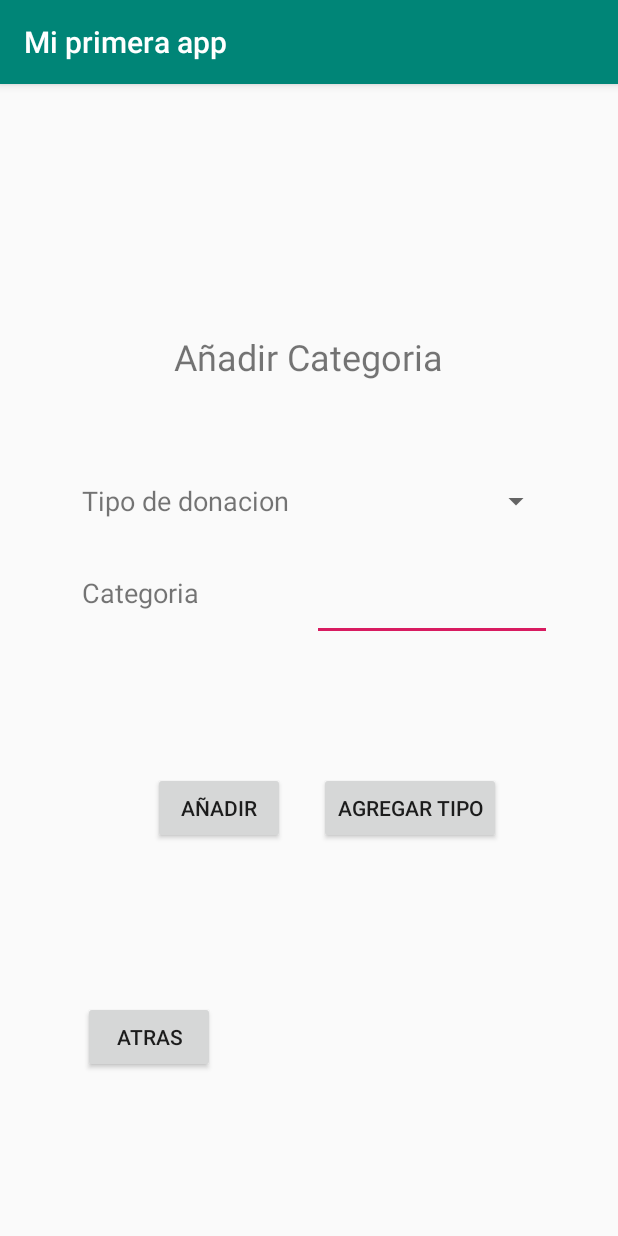
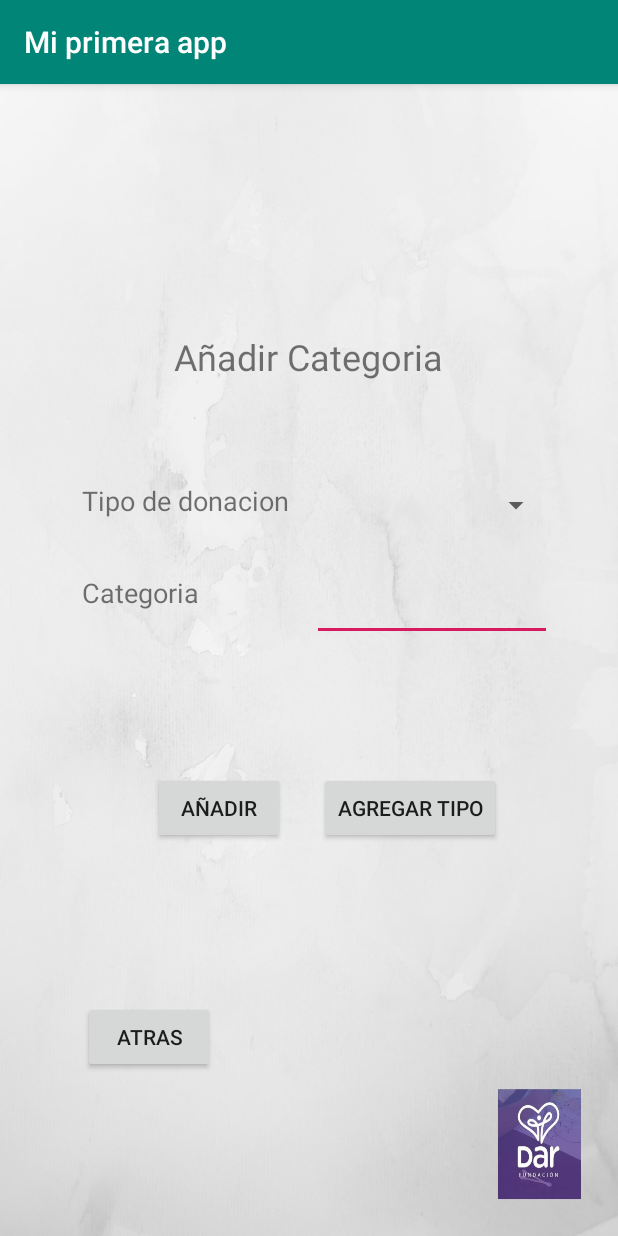
Before and after one commit to Marlon-Lindao-ZX/ProyectoArp2, an Android app: the RegistroCategorias screen opened directly, with no data from a screen before it, on a phone screen of 412 x 824 dp. Run offline under Robolectric (Android 15) with nearby library versions, the phone set to English and light mode, and no system bars.

Commit message:
Adicion fondo de pantalla

```diff
--- a/app/src/main/java/com/example/myfirstapp/RegistroCategorias.java
+++ b/app/src/main/java/com/example/myfirstapp/RegistroCategorias.java
@@ -7,6 +7,8 @@ import android.os.Bundle;
 import android.view.View;
 import android.widget.AdapterView;
 import android.widget.ArrayAdapter;
+import android.widget.Button;
+import android.widget.EditText;
 import android.widget.Spinner;
 
 import com.example.clases.Clasificacion;
@@ -23,17 +25,37 @@ public class RegistroCategorias extends AppCompatActivity {
 
         ArrayList<String> temp = Listas.getTipos();
         Spinner spinner = findViewById(R.id.spinnerACT);
-        ArrayAdapter<String> arrayAdapter = new ArrayAdapter<>(this,android.R.layout.simple_spinner_item, temp);
-        arrayAdapter.setDropDownViewResource(android.R.layout.simple_spinner_dropdown_item);
+        ArrayAdapter<String> arrayAdapter = new ArrayAdapter<>(this,android.R.layout.simple_selectable_list_item, temp);
+        arrayAdapter.setDropDownViewResource(android.R.layout.simple_selectable_list_item);
         spinner.setAdapter(arrayAdapter);
+        spinner.setEnabled(true);
+        spinner.setSelected(true);
+
+
         spinner.setOnItemSelectedListener(new AdapterView.OnItemSelectedListener() {
             @Override
             public void onItemSelected(AdapterView<?> parent, View view, int position, long id) {
                 parent.setSelection(position);
+                spinner.setSelected(true);
             }
 
             @Override
-            public void onNothingSelected(AdapterView <?> parent) {
+            public void onNothingSelected(AdapterView<?> parent) {
+            }
+        });
+
+        Button btnAdd = findViewById(R.id.buttonAddRC);
+        btnAdd.setOnClickListener(e->{
+            EditText text = findViewById(R.id.editTextRC);
+            String value = text.getText().toString();
+            String valor = (String) spinner.getSelectedItem();
+            if(valor.equals("") || valor == null || value.equals("")){
+                for(Clasificacion c: Listas.getClasificaciones()){
+                    if(c.getTipo().equals(valor) && !c.getCategorias().contains(value)){
+                        c.getCategorias().add(value);
+                        finish();
+                    }
+                }
             }
         });
     }
--- a/app/src/main/java/com/example/myfirstapp/RegistroDonaciones.java
+++ b/app/src/main/java/com/example/myfirstapp/RegistroDonaciones.java
@@ -45,17 +45,17 @@ public class RegistroDonaciones extends AppCompatActivity {
         spinner.setOnItemSelectedListener(new AdapterView.OnItemSelectedListener() {
             @Override
             public void onItemSelected(AdapterView<?> parent, View view, int position, long id) {
+
                 ArrayList<String> cat = new ArrayList<>();
                 for(Clasificacion c: Listas.getClasificaciones()){
-                    if(c.getTipo().equals(parent.getItemAtPosition(position))){
+                    if(c.getTipo().equals((String) spinner.getSelectedItem())){
                         cat.addAll(c.getCategorias());
                         break;
                     }
                 }
-                Spinner tempSpinner = findViewById(R.id.spinner_cat);
                 ArrayAdapter<String> tempAA = new ArrayAdapter<>(getParent(),android.R.layout.simple_spinner_item, cat);
                 tempAA.setDropDownViewResource(android.R.layout.simple_spinner_dropdown_item);
-                tempSpinner.setAdapter(tempAA);
+                spinner2.setAdapter(tempAA);
             }
 
             @Override
--- a/app/src/main/java/com/example/myfirstapp/RegistroUbicacion.java
+++ b/app/src/main/java/com/example/myfirstapp/RegistroUbicacion.java
@@ -30,6 +30,7 @@ public class RegistroUbicacion extends AppCompatActivity {
             @Override
             public void onItemSelected(AdapterView<?> parent, View view, int position, long id) {
 
+
             }
 
             @Override
--- a/app/src/main/res/layout-v26/activity_registro_categorias.xml
+++ b/app/src/main/res/layout-v26/activity_registro_categorias.xml
@@ -4,6 +4,7 @@
     xmlns:tools="http://schemas.android.com/tools"
     android:layout_width="match_parent"
     android:layout_height="match_parent"
+    android:background="@drawable/post2"
     tools:context=".RegistroCategorias">
 
     <TextView
@@ -63,12 +64,12 @@
     <Spinner
         android:id="@+id/spinnerACT"
         android:layout_width="155dp"
-        android:layout_height="wrap_content"
+        android:layout_height="50dp"
         android:layout_marginStart="8dp"
-        android:layout_marginLeft="8dp"
         android:layout_marginEnd="8dp"
-        android:layout_marginRight="8dp"
         android:layout_marginBottom="8dp"
+        android:spinnerMode="dropdown"
+        android:splitMotionEvents="false"
         app:layout_constraintBottom_toBottomOf="parent"
         app:layout_constraintEnd_toEndOf="parent"
         app:layout_constraintHorizontal_bias="0.85"
@@ -77,7 +78,7 @@
         app:layout_constraintVertical_bias="0.361" />
 
     <EditText
-        android:id="@+id/editText"
+        android:id="@+id/editTextRC"
         android:layout_width="160dp"
         android:layout_height="45dp"
         android:layout_marginStart="8dp"
@@ -97,7 +98,7 @@
         app:layout_constraintVertical_bias="0.45" />
 
     <Button
-        android:id="@+id/button16"
+        android:id="@+id/buttonAddRC"
         android:layout_width="wrap_content"
         android:layout_height="wrap_content"
         android:layout_marginTop="8dp"
--- a/app/src/main/res/layout/activity_main.xml
+++ b/app/src/main/res/layout/activity_main.xml
@@ -4,6 +4,7 @@
     xmlns:tools="http://schemas.android.com/tools"
     android:layout_width="match_parent"
     android:layout_height="match_parent"
+    android:background="@drawable/post"
     tools:context=".PantallaPrincipal">
 
     <TextView
--- a/app/src/main/res/layout/activity_main2.xml
+++ b/app/src/main/res/layout/activity_main2.xml
@@ -4,6 +4,7 @@
     xmlns:tools="http://schemas.android.com/tools"
     android:layout_width="match_parent"
     android:layout_height="match_parent"
+    android:background="@drawable/post2"
     tools:context=".RegistroInformacion">
 
     <TextView
--- a/app/src/main/res/layout/activity_main3.xml
+++ b/app/src/main/res/layout/activity_main3.xml
@@ -4,6 +4,7 @@
     xmlns:tools="http://schemas.android.com/tools"
     android:layout_width="match_parent"
     android:layout_height="match_parent"
+    android:background="@drawable/post2"
     tools:context=".RetiroDonaciones">
 
     <TextView
--- a/app/src/main/res/layout/activity_main4.xml
+++ b/app/src/main/res/layout/activity_main4.xml
@@ -4,6 +4,7 @@
     xmlns:tools="http://schemas.android.com/tools"
     android:layout_width="match_parent"
     android:layout_height="match_parent"
+    android:background="@drawable/post2"
     tools:context=".RegistroDonaciones">
 
     <TextView
--- a/app/src/main/res/layout/activity_registro_categorias.xml
+++ b/app/src/main/res/layout/activity_registro_categorias.xml
@@ -4,6 +4,7 @@
     xmlns:tools="http://schemas.android.com/tools"
     android:layout_width="match_parent"
     android:layout_height="match_parent"
+    android:background="@drawable/post2"
     tools:context=".RegistroCategorias">
 
     <TextView
@@ -61,14 +62,14 @@
         app:layout_constraintVertical_bias="0.444" />
 
     <Spinner
-        android:id="@+id/spinner5"
+        android:id="@+id/spinnerACT"
         android:layout_width="155dp"
-        android:layout_height="wrap_content"
+        android:layout_height="50dp"
         android:layout_marginStart="8dp"
-        android:layout_marginLeft="8dp"
         android:layout_marginEnd="8dp"
-        android:layout_marginRight="8dp"
         android:layout_marginBottom="8dp"
+        android:spinnerMode="dropdown"
+        android:splitMotionEvents="false"
         app:layout_constraintBottom_toBottomOf="parent"
         app:layout_constraintEnd_toEndOf="parent"
         app:layout_constraintHorizontal_bias="0.85"
@@ -77,9 +78,9 @@
         app:layout_constraintVertical_bias="0.361" />
 
     <EditText
-        android:id="@+id/editText"
-        android:layout_width="155dp"
-        android:layout_height="wrap_content"
+        android:id="@+id/editTextRC"
+        android:layout_width="160dp"
+        android:layout_height="45dp"
         android:layout_marginStart="8dp"
         android:layout_marginLeft="8dp"
         android:layout_marginTop="8dp"
@@ -94,10 +95,10 @@
         app:layout_constraintHorizontal_bias="1.0"
         app:layout_constraintStart_toStartOf="parent"
         app:layout_constraintTop_toTopOf="parent"
-        app:layout_constraintVertical_bias="0.467" />
+        app:layout_constraintVertical_bias="0.45" />
 
     <Button
-        android:id="@+id/button16"
+        android:id="@+id/buttonAddRC"
         android:layout_width="wrap_content"
         android:layout_height="wrap_content"
         android:layout_marginTop="8dp"
@@ -105,10 +106,10 @@
         android:text="@string/a_adir"
         app:layout_constraintBottom_toBottomOf="parent"
         app:layout_constraintEnd_toEndOf="parent"
-        app:layout_constraintHorizontal_bias="0.498"
+        app:layout_constraintHorizontal_bias="0.315"
         app:layout_constraintStart_toStartOf="parent"
         app:layout_constraintTop_toTopOf="parent"
-        app:layout_constraintVertical_bias="0.596" />
+        app:layout_constraintVertical_bias="0.64" />
 
     <Button
         android:id="@+id/button17"
@@ -121,10 +122,28 @@
         android:layout_marginRight="8dp"
         android:layout_marginBottom="8dp"
         android:text="@string/atras"
+        android:onClick="goBack"
         app:layout_constraintBottom_toBottomOf="parent"
         app:layout_constraintEnd_toEndOf="parent"
         app:layout_constraintHorizontal_bias="0.153"
         app:layout_constraintStart_toStartOf="parent"
         app:layout_constraintTop_toTopOf="parent"
         app:layout_constraintVertical_bias="0.857" />
+
+    <Button
+        android:id="@+id/button24"
+        android:layout_width="wrap_content"
+        android:layout_height="wrap_content"
+        android:layout_marginStart="8dp"
+        android:layout_marginTop="8dp"
+        android:layout_marginEnd="8dp"
+        android:layout_marginBottom="8dp"
+        android:text="Agregar Tipo"
+        android:onClick="toType"
+        app:layout_constraintBottom_toBottomOf="parent"
+        app:layout_constraintEnd_toEndOf="parent"
+        app:layout_constraintHorizontal_bias="0.745"
+        app:layout_constraintStart_toStartOf="parent"
+        app:layout_constraintTop_toTopOf="parent"
+        app:layout_constraintVertical_bias="0.64" />
 </androidx.constraintlayout.widget.ConstraintLayout>
--- a/app/src/main/res/layout/activity_registro_info_donacion.xml
+++ b/app/src/main/res/layout/activity_registro_info_donacion.xml
@@ -4,6 +4,7 @@
     xmlns:tools="http://schemas.android.com/tools"
     android:layout_width="match_parent"
     android:layout_height="match_parent"
+    android:background="@drawable/post2"
     tools:context=".RegistroInfoDonacion">
 
     <TextView
--- a/app/src/main/res/layout/activity_registro_tipo_donacion.xml
+++ b/app/src/main/res/layout/activity_registro_tipo_donacion.xml
@@ -4,6 +4,7 @@
     xmlns:tools="http://schemas.android.com/tools"
     android:layout_width="match_parent"
     android:layout_height="match_parent"
+    android:background="@drawable/post2"
     tools:context=".RegistroTipoDonacion">
 
     <TextView
--- a/app/src/main/res/layout/activity_registro_ubicacion.xml
+++ b/app/src/main/res/layout/activity_registro_ubicacion.xml
@@ -4,6 +4,7 @@
     xmlns:tools="http://schemas.android.com/tools"
     android:layout_width="match_parent"
     android:layout_height="match_parent"
+    android:background="@drawable/post2"
     tools:context=".RegistroUbicacion">
 
     <TextView
--- a/app/src/main/res/layout/activity_retiro_comunidad.xml
+++ b/app/src/main/res/layout/activity_retiro_comunidad.xml
@@ -4,6 +4,7 @@
     xmlns:tools="http://schemas.android.com/tools"
     android:layout_width="match_parent"
     android:layout_height="match_parent"
+    android:background="@drawable/post2"
     tools:context=".RetiroComunidad">
 
     <TextView
--- a/app/src/main/res/layout/activity_retiro_danio.xml
+++ b/app/src/main/res/layout/activity_retiro_danio.xml
@@ -4,6 +4,7 @@
     xmlns:tools="http://schemas.android.com/tools"
     android:layout_width="match_parent"
     android:layout_height="match_parent"
+    android:background="@drawable/post2"
     tools:context=".RetiroDanio">
 
     <TextView
```
Also changed, not shown: app/src/main/java/com/example/myfirstapp/RegistroInfoDonacion.java (+3 -4 lines), app/src/main/res/drawable/logoFundacionDAR.jpg (added), app/src/main/res/drawable/post.jpg (added), app/src/main/res/drawable/post2.jpg (added).
